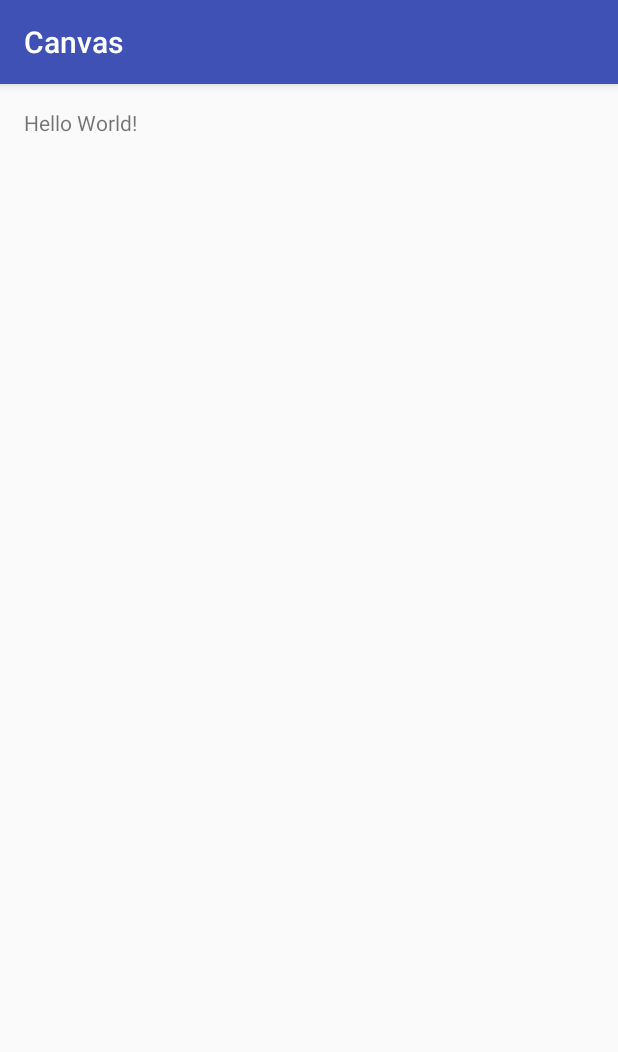
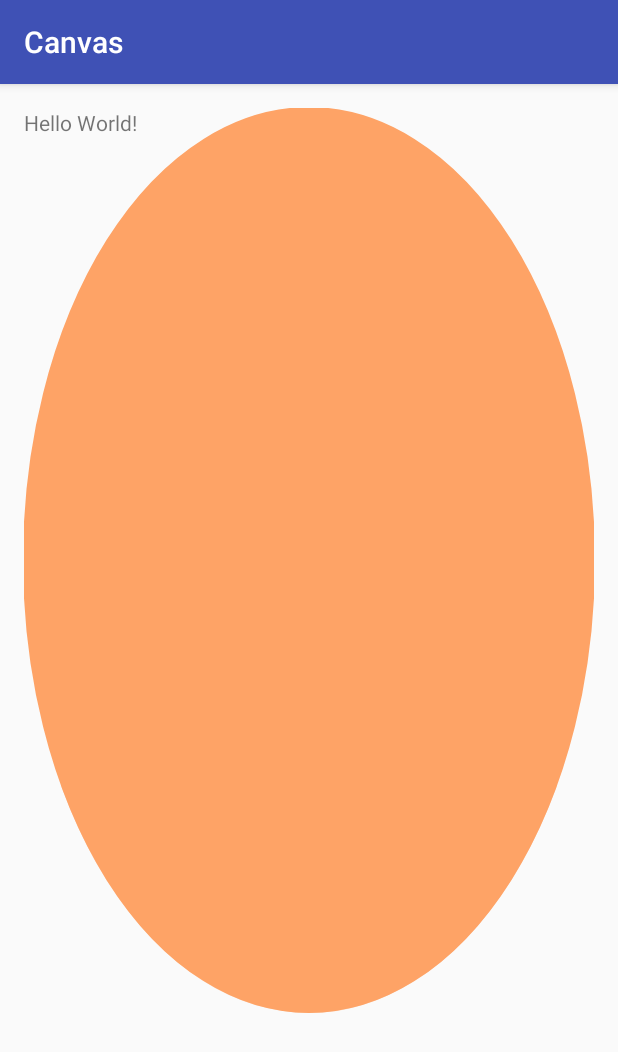
Before and after one commit to bigsharkyc/CustomView, an Android app: the screen it shows after launch (MainActivity), on a phone screen of 412 x 824 dp. Shown: the top 1052 px of the screen. Run offline under Robolectric (Android 15) with nearby library versions, the phone set to English and light mode, and no system bars.

Commit message:
draw some view
Signed-off-by: yangchao <471192384@qq.com>

```diff
--- a/Canvas/app/src/main/java/com/example/cylan/canvas/view/MyCanvas.java
+++ b/Canvas/app/src/main/java/com/example/cylan/canvas/view/MyCanvas.java
@@ -2,6 +2,9 @@ package com.example.cylan.canvas.view;
 
 import android.content.Context;
 import android.graphics.Canvas;
+import android.graphics.Color;
+import android.graphics.Paint;
+import android.graphics.RectF;
 import android.util.AttributeSet;
 import android.view.View;
 
@@ -11,21 +14,56 @@ import android.view.View;
  */
 public class MyCanvas extends View{
 
+    private int width;
+    private int height;
+    private Paint paintArc;
+    private Paint paintOval;
+
+
     public MyCanvas(Context context) {
         super(context);
     }
 
     public MyCanvas(Context context, AttributeSet attrs) {
         super(context, attrs);
+
+        paintArc = new Paint();
+        paintArc.setColor(Color.argb(200, 254, 208, 178));
+        paintArc.setStrokeWidth(2);
+        paintArc.setStyle(Paint.Style.FILL_AND_STROKE);
+        paintArc.setStrokeCap(Paint.Cap.ROUND);
+        paintArc.setStrokeJoin(Paint.Join.ROUND);
+
+        paintOval = new Paint();
+        paintOval.setColor(Color.argb(254, 254, 163, 102));
+        paintOval.setStrokeWidth(2);
+        paintOval.setStyle(Paint.Style.FILL_AND_STROKE);
+        paintOval.setStrokeCap(Paint.Cap.ROUND);
+        paintOval.setStrokeJoin(Paint.Join.ROUND);
+    }
+
+    public int getCurrentAngle(){
+        return 0;
+    }
+
+    public void setCurrentAngle(int degress){
+
     }
 
     @Override
     protected void onMeasure(int widthMeasureSpec, int heightMeasureSpec) {
         super.onMeasure(widthMeasureSpec, heightMeasureSpec);
+        width = getDefaultSize(getSuggestedMinimumWidth(), widthMeasureSpec);
+        height = getDefaultSize(getSuggestedMinimumHeight(), heightMeasureSpec);
     }
 
     @Override
     protected void onDraw(Canvas canvas) {
         super.onDraw(canvas);
+        RectF rectF = new RectF(0f, 0f, width, height - 200);
+        canvas.drawArc(rectF, 30f, 120f, true, paintArc);
+
+        RectF oval = new RectF(0f, 0f, width, height - 200);
+        canvas.drawOval(oval, paintOval);
     }
 }
--- a/Canvas/app/src/main/res/layout/activity_main.xml
+++ b/Canvas/app/src/main/res/layout/activity_main.xml
@@ -13,4 +13,8 @@
         android:layout_width="wrap_content"
         android:layout_height="wrap_content"
         android:text="Hello World!" />
+
+    <com.example.cylan.canvas.view.MyCanvas
+        android:layout_width="match_parent"
+        android:layout_height="match_parent" />
 </RelativeLayout>
```
